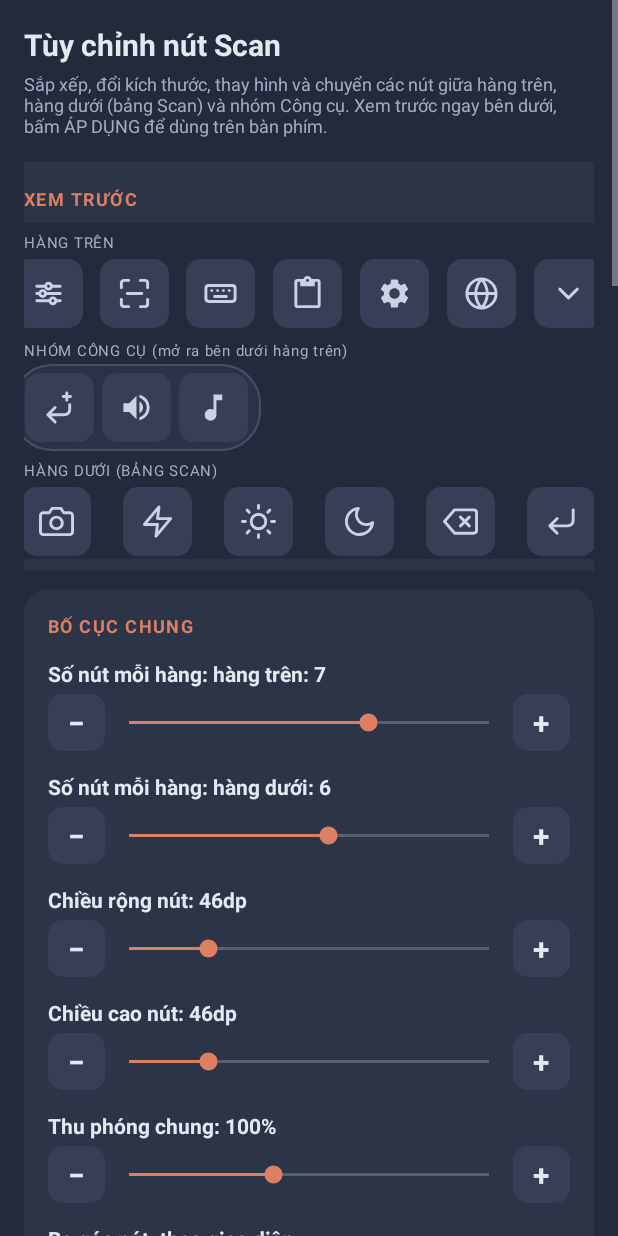
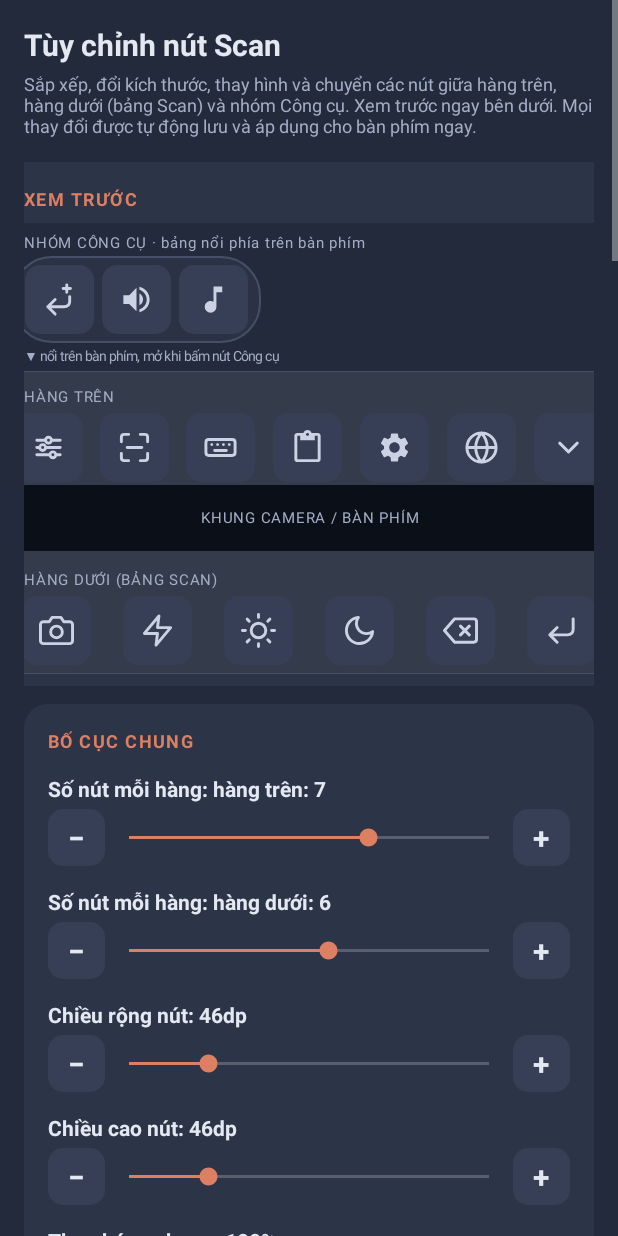
Before and after one commit to anhtoanmt1-netizen/inventory-keyboard, an Android app: the ButtonLayoutActivity screen opened directly, with no data from a screen before it, on a phone screen of 412 x 824 dp. Run offline under Robolectric (Android 15) with nearby library versions, the phone set to English and light mode, and no system bars.

Commit message:
Add files via upload

```diff
--- a/app/build.gradle.kts
+++ b/app/build.gradle.kts
@@ -11,8 +11,8 @@ android {
         applicationId = "com.inventory.scannerkeyboard"
         minSdk = 26
         targetSdk = 34
-        versionCode = 3
-        versionName = "2.1"
+        versionCode = 4
+        versionName = "2.2"
     }
     buildTypes {
         release { isMinifyEnabled = false }
--- a/app/src/main/java/com/inventory/scannerkeyboard/ButtonLayoutActivity.kt
+++ b/app/src/main/java/com/inventory/scannerkeyboard/ButtonLayoutActivity.kt
@@ -9,6 +9,8 @@ import android.graphics.Color
 import android.graphics.drawable.GradientDrawable
 import android.net.Uri
 import android.os.Bundle
+import android.os.Handler
+import android.os.Looper
 import android.text.Editable
 import android.text.InputType
 import android.text.TextWatcher
@@ -34,7 +36,7 @@ import kotlin.math.roundToInt
  * Màn hình "Tùy chỉnh nút Scan": ba khu vực nút (hàng trên, hàng dưới, nhóm Công cụ), di chuyển nút giữa các
  * khu vực, sắp xếp (kéo thả), tối đa 10 nút mỗi hàng, kích thước, thu phóng, khoảng cách, căn lề,
  * ảnh PNG riêng cho từng nút, xem trước trực tiếp, áp dụng / khôi phục mặc định.
- * Mọi thay đổi chỉ có hiệu lực trên bàn phím sau khi bấm ÁP DỤNG.
+ * Mọi thay đổi tự động lưu (sau khoảng 0,35 giây hoặc khi thoát màn hình) và bàn phím nhận ngay, không cần bấm nút.
  */
 class ButtonLayoutActivity : Activity() {
 
@@ -76,7 +78,7 @@ class ButtonLayoutActivity : Activity() {
             text = "Tùy chỉnh nút Scan"; textSize = 20f; setTextColor(col(R.color.text)); setTypeface(null, android.graphics.Typeface.BOLD)
         })
         root.addView(TextView(this).apply {
-            text = "Sắp xếp, đổi kích thước, thay hình và chuyển các nút giữa hàng trên, hàng dưới (bảng Scan) và nhóm Công cụ. Xem trước ngay bên dưới, bấm ÁP DỤNG để dùng trên bàn phím."
+            text = "Sắp xếp, đổi kích thước, thay hình và chuyển các nút giữa hàng trên, hàng dưới (bảng Scan) và nhóm Công cụ. Xem trước ngay bên dưới. Mọi thay đổi được tự động lưu và áp dụng cho bàn phím ngay."
             textSize = 12f; setTextColor(col(R.color.muted)); setPadding(0, dp(4), 0, dp(8))
         })
         tvDirty = TextView(this).apply {
@@ -108,6 +110,10 @@ class ButtonLayoutActivity : Activity() {
         seekRow(g, "Khoảng cách ngang giữa các nút", 0, 24, { cfg.gapDp }, "dp") { cfg = cfg.copy(gapDp = it); changed() }
         label(g, "Căn lề")
         chips(g, listOf("Trái", "Giữa", "Phải", "Dàn đều", "Cách đều"), { cfg.align }) { cfg = cfg.copy(align = it); changed() }
+        label(g, "KHOẢNG CÁCH GIỮA CÁC HÀNG")
+        seekRow(g, "Hàng trên ↔ bàn phím / khung camera", 0, 24, { cfg.gapTopBelowDp }, "dp") { cfg = cfg.copy(gapTopBelowDp = it); changed() }
+        seekRow(g, "Bàn phím / khung camera ↔ hàng dưới", 0, 24, { cfg.gapBottomAboveDp }, "dp") { cfg = cfg.copy(gapBottomAboveDp = it); changed() }
+        seekRow(g, "Giữa các hàng nút trong cùng một khu vực", 0, 24, { cfg.rowGapDp }, "dp") { cfg = cfg.copy(rowGapDp = it); changed() }
         val gridRow = LinearLayout(this).apply { orientation = LinearLayout.HORIZONTAL; gravity = Gravity.CENTER_VERTICAL }
         gridRow.addView(LinearLayout(this).apply {
             orientation = LinearLayout.VERTICAL
@@ -151,7 +157,7 @@ class ButtonLayoutActivity : Activity() {
         e.addView(editorBox)
 
         // --- Hành động ---
-        root.addView(button("ÁP DỤNG", true) { applyLayout() }, LinearLayout.LayoutParams(ViewGroup.LayoutParams.MATCH_PARENT, dp(48)).apply { topMargin = dp(16) })
+        root.addView(button("LƯU VÀ ÁP DỤNG NGAY", true) { applyLayout() }, LinearLayout.LayoutParams(ViewGroup.LayoutParams.MATCH_PARENT, dp(48)).apply { topMargin = dp(16) })
         root.addView(button("KHÔI PHỤC MẶC ĐỊNH", false) { confirmReset() }, LinearLayout.LayoutParams(ViewGroup.LayoutParams.MATCH_PARENT, dp(48)).apply { topMargin = dp(8) })
         Fonts.apply(root)
         return sv
@@ -211,9 +217,36 @@ class ButtonLayoutActivity : Activity() {
     }
 
     // ------------------------------------------------------------------ cập nhật
+    private val saveHandler = Handler(Looper.getMainLooper())
+    private val saveRunnable = Runnable { persist() }
+
+    /** Có thay đổi: cập nhật xem trước và tự động lưu (áp dụng ngay cho bàn phím) sau một khoảng ngắn. */
     private fun changed() {
         refreshPreview()
-        tvDirty.visibility = if (cfg != saved) View.VISIBLE else View.GONE
+        if (cfg != saved) {
+            tvDirty.text = "● Đang lưu…"
+            tvDirty.visibility = View.VISIBLE
+            saveHandler.removeCallbacks(saveRunnable)
+            saveHandler.postDelayed(saveRunnable, 350L)
+        }
+    }
+
+    /** Ghi bố cục vào cài đặt; bàn phím nhận thay đổi ngay (xem listener trong ScannerKeyboardService). */
+    private fun persist() {
+        if (cfg == saved) return
+        prefs.scanLayoutJson = cfg.toJson()
+        saved = cfg
+        cleanupImages(cfg.usedImages())
+        if (::tvDirty.isInitialized) {
+            tvDirty.text = "✓ Đã tự động lưu và áp dụng cho bàn phím"
+            tvDirty.visibility = View.VISIBLE
+        }
+    }
+
+    override fun onPause() {
+        saveHandler.removeCallbacks(saveRunnable)
+        persist()
+        super.onPause()
     }
 
     /** Kiểu nút dùng cho xem trước và danh sách: giao diện đang dùng, kèm bo góc người dùng đang chọn. */
@@ -235,13 +268,19 @@ class ButtonLayoutActivity : Activity() {
         previewHost.removeAllViews()
         val m = ScanButtons.makeAll(this, cfg)
         val st = tileStyle()
-        for ((k, b) in m) ThemeRender.styleButton(
-            this, b, st, if (ScanLayout.isToggle(k)) ThemeRender.Kind.TOGGLE else ThemeRender.Kind.NORMAL,
-            ScanButtons.hasCustomImage(this, cfg, k)
-        )
-        previewHost.addView(caption("HÀNG TRÊN"))
-        previewHost.addView(ScanButtons.buildRows(this, cfg, m, cfg.top, cfg.perRowTop))
-        previewHost.addView(caption("NHÓM CÔNG CỤ (mở ra bên dưới hàng trên)"))
+        for ((k, b) in m) {
+            ThemeRender.styleButton(
+                this, b, st, if (ScanLayout.isToggle(k)) ThemeRender.Kind.TOGGLE else ThemeRender.Kind.NORMAL,
+                ScanButtons.hasCustomImage(this, cfg, k)
+            )
+            // Chạm một nút trong xem trước để chọn chỉnh nút đó
+            b.setOnClickListener { selected = k; refreshList(); refreshPicker(); refreshEditor() }
+            b.isSelected = false
+        }
+        fun spacer(dpv: Int) = View(this).also { it.layoutParams = LinearLayout.LayoutParams(ViewGroup.LayoutParams.MATCH_PARENT, dp(dpv)) }
+
+        // 1) Nhóm Công cụ: bảng NỔI phía trên bàn phím (ngoài khung bàn phím)
+        previewHost.addView(caption("NHÓM CÔNG CỤ · bảng nổi phía trên bàn phím"))
         val strip = ScanButtons.buildStrip(this, m, cfg.tools)
         val box = HorizontalScrollView(this).apply {
             setBackgroundResource(R.drawable.bg_flyout); setPadding(dp(6), dp(6), dp(6), dp(6))
@@ -252,10 +291,30 @@ class ButtonLayoutActivity : Activity() {
             text = "(trống)"; textSize = 12f; setTextColor(col(R.color.muted)); setPadding(dp(8), dp(8), dp(8), dp(8))
         })
         previewHost.addView(box, LinearLayout.LayoutParams(ViewGroup.LayoutParams.WRAP_CONTENT, ViewGroup.LayoutParams.WRAP_CONTENT).apply {
-            marginStart = dp(8)
+            marginStart = dp(8); bottomMargin = dp(2)
         })
-        previewHost.addView(caption("HÀNG DƯỚI (BẢNG SCAN)"))
-        previewHost.addView(ScanButtons.buildRows(this, cfg, m, cfg.bottom, cfg.perRowBottom))
+        previewHost.addView(TextView(this).apply {
+            text = "▼ nổi trên bàn phím, mở khi bấm nút Công cụ"; textSize = 9f; setTextColor(col(R.color.muted))
+            setPadding(dp(16), 0, 0, dp(4))
+        })
+
+        // 2) Khung bàn phím: hàng trên, khung camera / bàn phím, hàng dưới (đúng thứ tự và khoảng cách thật)
+        val kb = LinearLayout(this).apply {
+            orientation = LinearLayout.VERTICAL
+            background = GradientDrawable().apply { setColor(0x14FFFFFF); setStroke(dp(1), col(R.color.stroke)) }
+            setPadding(0, dp(4), 0, dp(4))
+        }
+        kb.addView(caption("HÀNG TRÊN"))
+        kb.addView(ScanButtons.buildRows(this, cfg, m, cfg.top, cfg.perRowTop))
+        kb.addView(spacer(cfg.gapTopBelowDp))
+        kb.addView(TextView(this).apply {
+            text = "KHUNG CAMERA / BÀN PHÍM"; textSize = 10f; gravity = Gravity.CENTER; setTextColor(col(R.color.muted)); letterSpacing = 0.05f
+            background = GradientDrawable().apply { setColor(0xFF0B0F17.toInt()); cornerRadius = dp(10).toFloat() }
+        }, LinearLayout.LayoutParams(ViewGroup.LayoutParams.MATCH_PARENT, dp(44)).apply { setMargins(dp(8), 0, dp(8), 0) })
+        kb.addView(spacer(cfg.gapBottomAboveDp))
+        kb.addView(caption("HÀNG DƯỚI (BẢNG SCAN)"))
+        kb.addView(ScanButtons.buildRows(this, cfg, m, cfg.bottom, cfg.perRowBottom))
+        previewHost.addView(kb, LinearLayout.LayoutParams(ViewGroup.LayoutParams.MATCH_PARENT, ViewGroup.LayoutParams.WRAP_CONTENT))
     }
 
     // ------------------------------------------------------------------ danh sách nút + kéo thả + chuyển khu vực
@@ -522,11 +581,9 @@ class ButtonLayoutActivity : Activity() {
 
     // ------------------------------------------------------------------ áp dụng / khôi phục / thoát
     private fun applyLayout() {
-        prefs.scanLayoutJson = cfg.toJson()
-        saved = cfg
-        cleanupImages(cfg.usedImages())
-        changed()
-        Toast.makeText(this, "Đã áp dụng. Mở lại bàn phím để thấy thay đổi.", Toast.LENGTH_SHORT).show()
+        saveHandler.removeCallbacks(saveRunnable)
+        persist()
+        Toast.makeText(this, "Đã lưu và áp dụng ngay cho bàn phím.", Toast.LENGTH_SHORT).show()
     }
 
     private fun confirmReset() {
@@ -545,12 +602,7 @@ class ButtonLayoutActivity : Activity() {
 
     @Deprecated("Deprecated in Java")
     override fun onBackPressed() {
-        if (cfg == saved) { super.onBackPressed(); return }
-        AlertDialog.Builder(this)
-            .setTitle("Có thay đổi chưa áp dụng")
-            .setNegativeButton("Ở lại", null)
-            .setNeutralButton("Bỏ thay đổi") { _, _ -> cleanupImages(saved.usedImages()); finish() }
-            .setPositiveButton("Áp dụng") { _, _ -> applyLayout(); finish() }
-            .show()
+        persist()   // mọi thay đổi đã được tự động lưu; thoát là xong
+        super.onBackPressed()
     }
 }
--- a/app/src/main/java/com/inventory/scannerkeyboard/Guide.kt
+++ b/app/src/main/java/com/inventory/scannerkeyboard/Guide.kt
@@ -486,7 +486,8 @@ private class GuideBuilder(private val a: Activity, private val host: LinearLayo
         item(
             "Tùy chỉnh nút Scan",
             "• Ba khu vực: Hàng trên, Hàng dưới và Công cụ. Kéo ≡ để đổi thứ tự, bấm ⇄ để chuyển nút sang khu vực khác.\n" +
-                "• Mỗi hàng tối đa 10 nút; chỉnh kích thước và căn lề.\n" +
+                "• Mỗi hàng tối đa 10 nút; chỉnh kích thước, căn lề, bo góc và khoảng cách giữa các hàng.\n" +
+                "• Mọi thay đổi tự lưu và áp dụng ngay cho bàn phím.\n" +
                 "• Chạm một nút ở mục Chỉnh sửa nút để thêm hình ảnh PNG riêng cho nút đó.",
             null,
             v(
--- a/app/src/main/java/com/inventory/scannerkeyboard/KbTheme.kt
+++ b/app/src/main/java/com/inventory/scannerkeyboard/KbTheme.kt
@@ -192,7 +192,8 @@ data class ThemeState(
 
 /** Lưu / đọc giao diện. Dữ liệu nằm riêng trong "kb_themes", không đụng tới các cài đặt khác của ứng dụng. */
 object ThemeStore {
-    private const val SP = "kb_themes"
+    const val NAME = "kb_themes"
+    private const val SP = NAME
     private const val KEY = "json"
 
     fun raw(ctx: Context): String =
--- a/app/src/main/java/com/inventory/scannerkeyboard/ScanLayout.kt
+++ b/app/src/main/java/com/inventory/scannerkeyboard/ScanLayout.kt
@@ -46,7 +46,10 @@ data class ScanLayout(
     val align: Int = ALIGN_CENTER,
     val grid: Boolean = true,     // true: căn theo cột (lưới), false: mỗi hàng tự căn riêng
     val buttons: Map<String, BtnCfg> = emptyMap(),
-    val cornerDp: Int = -1        // bo góc các nút (dp, 0..30); -1 = theo giao diện đang dùng
+    val cornerDp: Int = -1,       // bo góc các nút (dp, 0..30); -1 = theo giao diện đang dùng
+    val gapTopBelowDp: Int = 0,   // khoảng cách giữa hàng trên và bàn phím / khung camera bên dưới (dp)
+    val gapBottomAboveDp: Int = 6,// khoảng cách giữa bàn phím / khung camera và hàng dưới (dp)
+    val rowGapDp: Int = 4         // khoảng cách dọc giữa các hàng nút trong cùng một khu vực (dp)
 ) {
     companion object {
         const val ALIGN_LEFT = 0
@@ -178,7 +181,10 @@ data class ScanLayout(
                     o.optInt("h", d.heightDp).coerceIn(32, 96), o.optInt("scale", d.scale).coerceIn(60, 160),
                     o.optInt("gap", d.gapDp).coerceIn(0, 24), o.optInt("align", d.align).coerceIn(0, 4),
                     o.optBoolean("grid", d.grid), btns,
-                    o.optInt("corner", d.cornerDp).coerceIn(-1, 30)
+                    o.optInt("corner", d.cornerDp).coerceIn(-1, 30),
+                    o.optInt("gTop", d.gapTopBelowDp).coerceIn(0, 24),
+                    o.optInt("gBot", d.gapBottomAboveDp).coerceIn(0, 24),
+                    o.optInt("rGap", d.rowGapDp).coerceIn(0, 24)
                 )
             } catch (_: Throwable) { ScanLayout() }
         }
@@ -221,7 +227,8 @@ data class ScanLayout(
         return JSONObject().put("ver", 2)
             .put("top", JSONArray(top)).put("bottom", JSONArray(bottom)).put("tools", JSONArray(tools))
             .put("pTop", perRowTop).put("pBot", perRowBottom).put("w", widthDp).put("h", heightDp)
-            .put("scale", scale).put("gap", gapDp).put("align", align).put("grid", grid).put("corner", cornerDp).put("buttons", b).toString()
+            .put("scale", scale).put("gap", gapDp).put("align", align).put("grid", grid).put("corner", cornerDp).put("gTop", gapTopBelowDp).put("gBot", gapBottomAboveDp)
+            .put("rGap", rowGapDp).put("buttons", b).toString()
     }
 
     /** Tên các file ảnh đang được dùng. */
@@ -317,7 +324,7 @@ object ScanButtons {
             val row = LinearLayout(ctx).apply {
                 orientation = LinearLayout.HORIZONTAL
                 gravity = Gravity.CENTER_VERTICAL
-                setPadding((4 * d).toInt(), (2 * d).toInt(), (4 * d).toInt(), (2 * d).toInt())
+                setPadding((4 * d).toInt(), (lay.rowGapDp * d / 2f).toInt(), (4 * d).toInt(), (lay.rowGapDp * d / 2f).toInt())
             }
             val rowH = chunk.maxOf { buttons[it]!!.layoutParams.height }
             if (lay.grid) {
@@ -355,7 +362,7 @@ object ScanButtons {
                 }
                 if (lay.align == ScanLayout.ALIGN_AROUND) spacer(0.5f)
             }
-            root.addView(row, LinearLayout.LayoutParams(ViewGroup.LayoutParams.MATCH_PARENT, rowH + (4 * d).toInt()))
+            root.addView(row, LinearLayout.LayoutParams(ViewGroup.LayoutParams.MATCH_PARENT, rowH + (lay.rowGapDp * d / 2f).toInt() * 2))
         }
         return root
     }
@@ -391,6 +398,9 @@ object ScanButtons {
         )
         val iv = makeButton(ctx, t, key)
         ThemeRender.styleButton(ctx, iv, st, if (ScanLayout.isToggle(key)) ThemeRender.Kind.TOGGLE else ThemeRender.Kind.NORMAL, hasCustomImage(ctx, t, key))
+        // Ô nút chỉ để xem: không nhận chạm riêng, để chạm vào giữa nút cũng chọn được dòng / ô chứa nó
+        iv.isClickable = false
+        iv.isFocusable = false
         return iv
     }
 
--- a/app/src/main/res/layout/keyboard_view.xml
+++ b/app/src/main/res/layout/keyboard_view.xml
@@ -93,7 +93,7 @@
                 android:textSize="12sp" />
         </FrameLayout>
 
-        <Space android:layout_width="match_parent" android:layout_height="6dp" />
+        <Space android:id="@+id/gapBelowCamera" android:layout_width="match_parent" android:layout_height="6dp" />
 
         <!-- Hàng nút chức năng dưới: được dựng bằng code theo bố cục người dùng chọn (Tùy chỉnh nút Scan) -->
         <LinearLayout
```
Also changed, not shown: app/src/main/java/com/inventory/scannerkeyboard/MainActivity.kt (+29 -0 lines), app/src/main/java/com/inventory/scannerkeyboard/ScannerKeyboardService.kt (+64 -11 lines), 1 other file.
